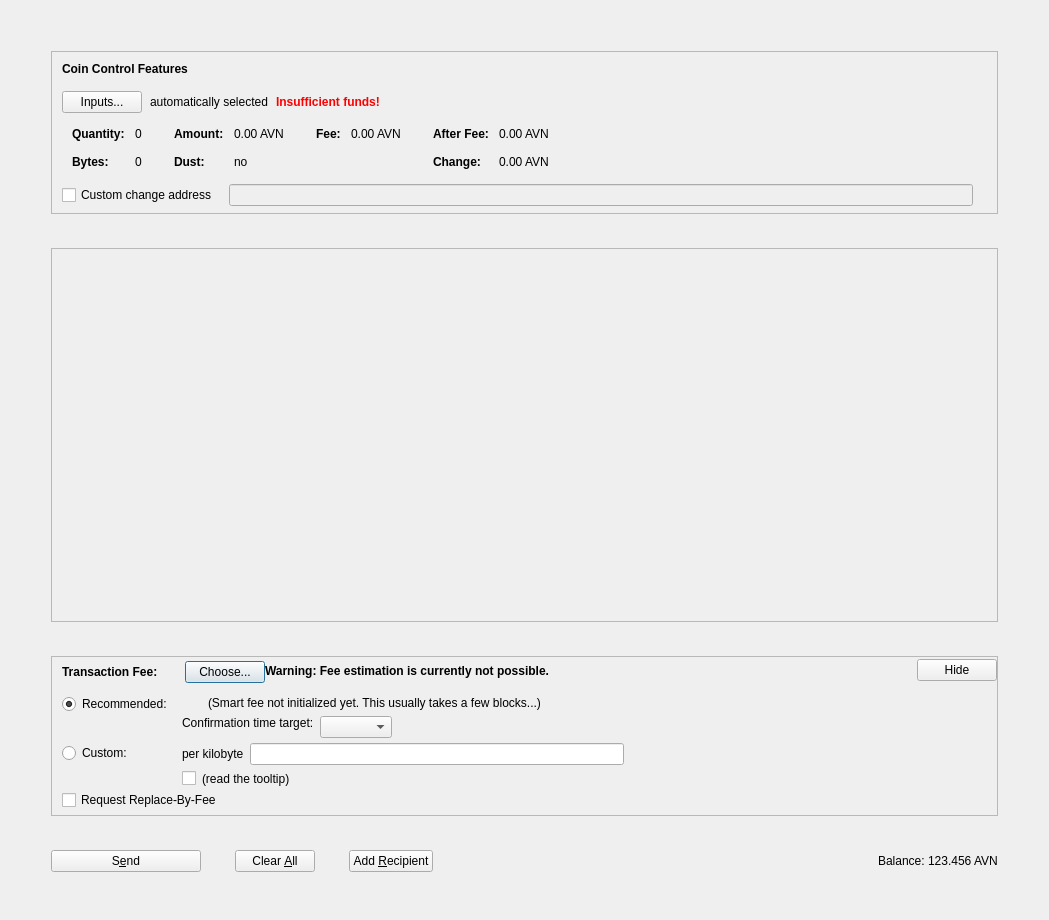
AvianNetwork/Avian, file src/qt/forms/sendcoinsdialog.ui: the form before one commit.
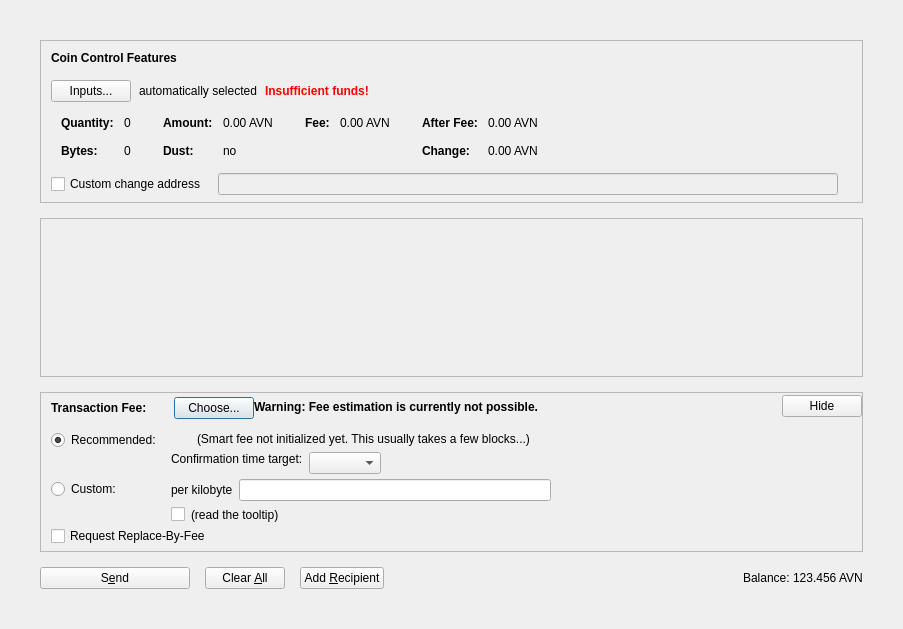
The form after the commit. Icons and pictures are not drawn. Custom widgets are drawn as their Qt base class.

Patch:
```diff
--- a/src/qt/forms/sendcoinsdialog.ui
+++ b/src/qt/forms/sendcoinsdialog.ui
@@ -6,21 +6,16 @@
    <rect>
     <x>0</x>
     <y>0</y>
-    <width>1049</width>
-    <height>920</height>
+    <width>903</width>
+    <height>629</height>
    </rect>
   </property>
   <property name="windowTitle">
    <string>Send Coins</string>
   </property>
-  <layout class="QVBoxLayout" name="verticalLayout" stretch="0">
-   <property name="bottomMargin">
-    <number>8</number>
-   </property>
-   <item>
-    <layout class="QVBoxLayout" name="verticalLayout_3">
+  <layout class="QVBoxLayout" name="verticalLayout" stretch="0,1,0,0">
      <property name="spacing">
-      <number>34</number>
+    <number>15</number>
      </property>
      <property name="leftMargin">
       <number>40</number>
@@ -604,8 +599,8 @@
          <rect>
           <x>0</x>
           <y>0</y>
-          <width>943</width>
-          <height>263</height>
+        <width>821</width>
+        <height>105</height>
          </rect>
         </property>
         <layout class="QVBoxLayout" name="verticalLayout_2" stretch="0,0">
@@ -1169,10 +1164,6 @@
          <property name="text">
           <string>S&amp;end</string>
          </property>
-         <property name="icon">
-          <iconset resource="../avian.qrc">
-           <normaloff>:/icons/send</normaloff>:/icons/send</iconset>
-         </property>
          <property name="autoDefault">
           <bool>false</bool>
          </property>
@@ -1195,10 +1186,6 @@
          <property name="text">
           <string>Clear &amp;All</string>
          </property>
-         <property name="icon">
-          <iconset resource="../avian.qrc">
-           <normaloff>:/icons/remove</normaloff>:/icons/remove</iconset>
-         </property>
          <property name="autoDefault">
           <bool>false</bool>
          </property>
@@ -1212,10 +1199,6 @@
          <property name="text">
           <string>Add &amp;Recipient</string>
          </property>
-         <property name="icon">
-          <iconset resource="../avian.qrc">
-           <normaloff>:/icons/add</normaloff>:/icons/add</iconset>
-         </property>
          <property name="autoDefault">
           <bool>false</bool>
          </property>
@@ -1270,8 +1253,6 @@
             <set>Qt::LinksAccessibleByMouse|Qt::TextSelectableByKeyboard|Qt::TextSelectableByMouse</set>
            </property>
           </widget>
-         </item>
-        </layout>
        </item>
       </layout>
      </item>
```
Lines whose indentation alone changed are shown as unchanged.
